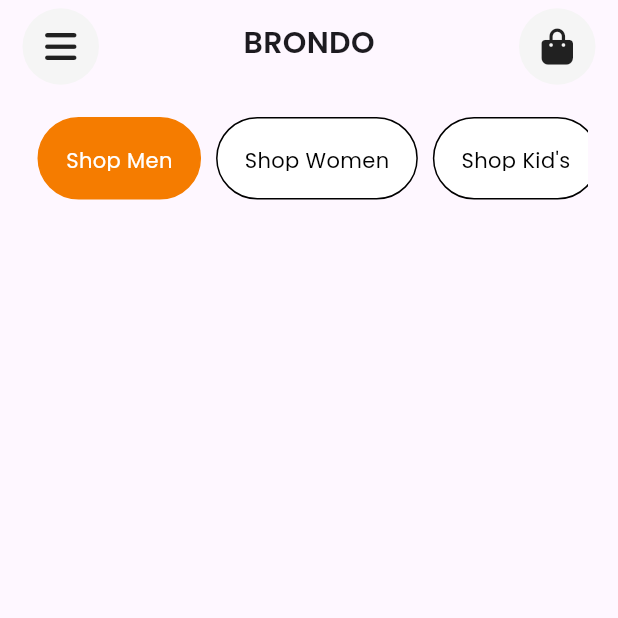
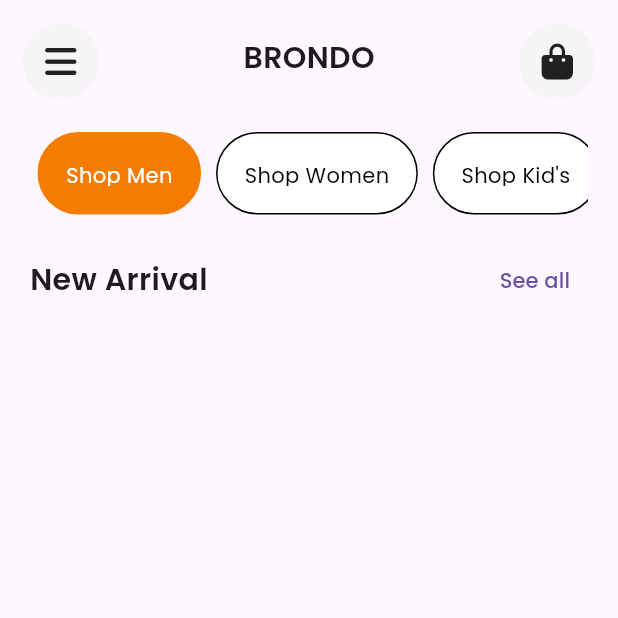
Before and after one commit to Emtee100/bondo_fashion_app, a Flutter app: the screen it shows after launch, on a phone screen of 412 x 824 dp, the top half of it. Run offline on Flutter 3.47's test engine with Material 2 defaults, Android fonts, the phone set to English and light mode, and no system bars; our stand-ins replace font_awesome_flutter, google_fonts.

Commit message:
categories finished

```diff
--- a/fashion_app/lib/pages/homepage.dart
+++ b/fashion_app/lib/pages/homepage.dart
@@ -19,6 +19,7 @@ class _MyHomePageState extends State<MyHomePage> {
       body: SafeArea(
           child: Column(
         children: [
+          const SizedBox(height: 10.0),
           Row(
             mainAxisAlignment: MainAxisAlignment.spaceBetween,
             crossAxisAlignment: CrossAxisAlignment.center,
@@ -65,35 +66,54 @@ class _MyHomePageState extends State<MyHomePage> {
                 return GestureDetector(
                   onTap: () {
                     setState(() {
-                      _selectedIndex == index;
+                      _selectedIndex = index;
                     });
-                    print(_selectedIndex);
                   },
                   child: Container(
-                    margin: EdgeInsets.symmetric(horizontal: 5.0),
+                    margin: const EdgeInsets.symmetric(horizontal: 5.0),
                     padding: const EdgeInsets.all(18),
                     decoration: BoxDecoration(
-                      borderRadius: BorderRadius.circular(30.0),
-                      color: _selectedIndex == index
-                          ? Colors.orange.shade700
-                          : Colors.white,
-                      border: _selectedIndex == index? Border.all(color: Colors.orange.shade700):Border.all()
-                    ),
+                        borderRadius: BorderRadius.circular(30.0),
+                        color: _selectedIndex == index
+                            ? Colors.orange.shade700
+                            : Colors.white,
+                        border: _selectedIndex == index
+                            ? Border.all(color: Colors.orange.shade700)
+                            : Border.all()),
                     child: Text(
                       categories[index],
                       style: GoogleFonts.poppins(
-                        color:
-                            _selectedIndex == index ? Colors.white : Colors.black,
+                        color: _selectedIndex == index
+                            ? Colors.white
+                            : Colors.black,
                       ),
                     ),
                   ),
                 );
               },
             ),
-          )
+          ),
+
+          const SizedBox(height: 20.0),
 
           //new arrival banner
+          Padding(
+            padding: const EdgeInsets.symmetric(horizontal: 20.0),
+            child: Row(
+              mainAxisAlignment: MainAxisAlignment.spaceBetween,
+              children: [
+                Text("New Arrival",style: GoogleFonts.poppins(
+                  fontWeight: FontWeight.w600,
+                  fontSize: 20.0
+                ),),
+                TextButton(onPressed: () => print("See all"), child: Text("See all",style: GoogleFonts.poppins(
 
+                )))
+              ],
+            ),
+          ),
+
+          SizedBox(height: 20.0),
           //actual new arrivals
 
           //most popular banner
```
